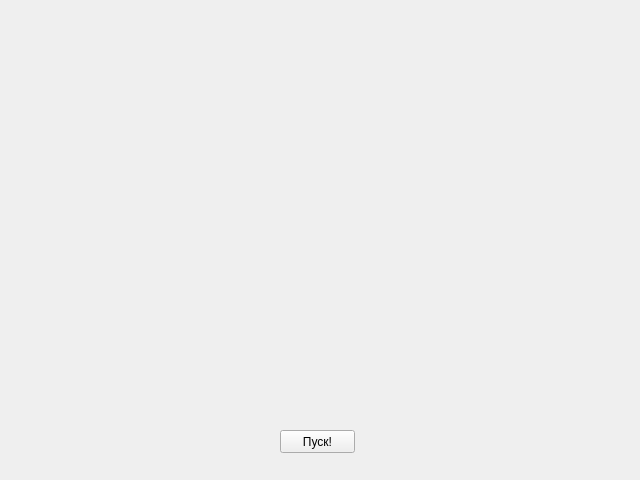
This is UI.ui in SergLD/yellow as Qt 5 draws it before an edit. The edited form follows.
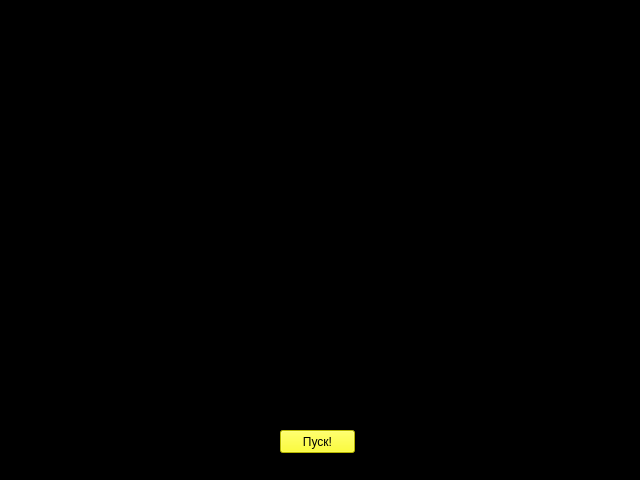
This is the edited form.

Commit message: Готовый вариант

What changed in the file:
```diff
--- a/UI.ui
+++ b/UI.ui
@@ -13,6 +13,9 @@
   <property name="windowTitle">
    <string>Form</string>
   </property>
+  <property name="styleSheet">
+   <string notr="true">background-color: rgb(0, 0, 0);</string>
+  </property>
   <widget class="QPushButton" name="pushButton">
    <property name="geometry">
     <rect>
@@ -22,6 +25,9 @@
      <height>23</height>
     </rect>
    </property>
+   <property name="styleSheet">
+    <string notr="true">background-color: rgb(255, 255, 0);</string>
+   </property>
    <property name="text">
     <string>Пуск!</string>
    </property>
```
The commit also changes 1 other file.
